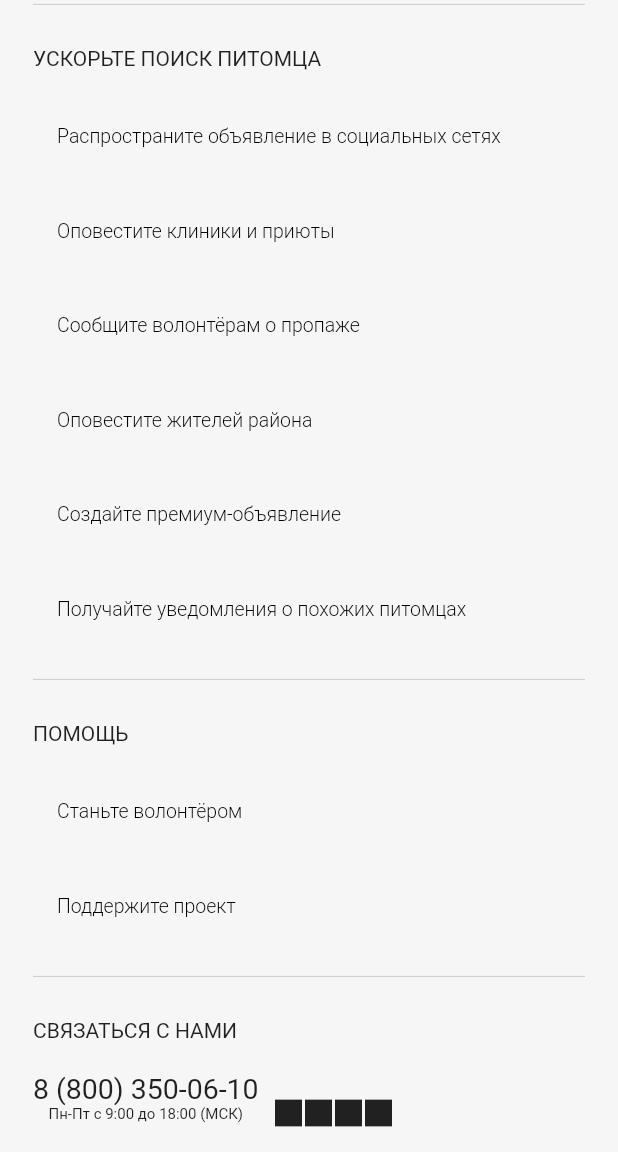
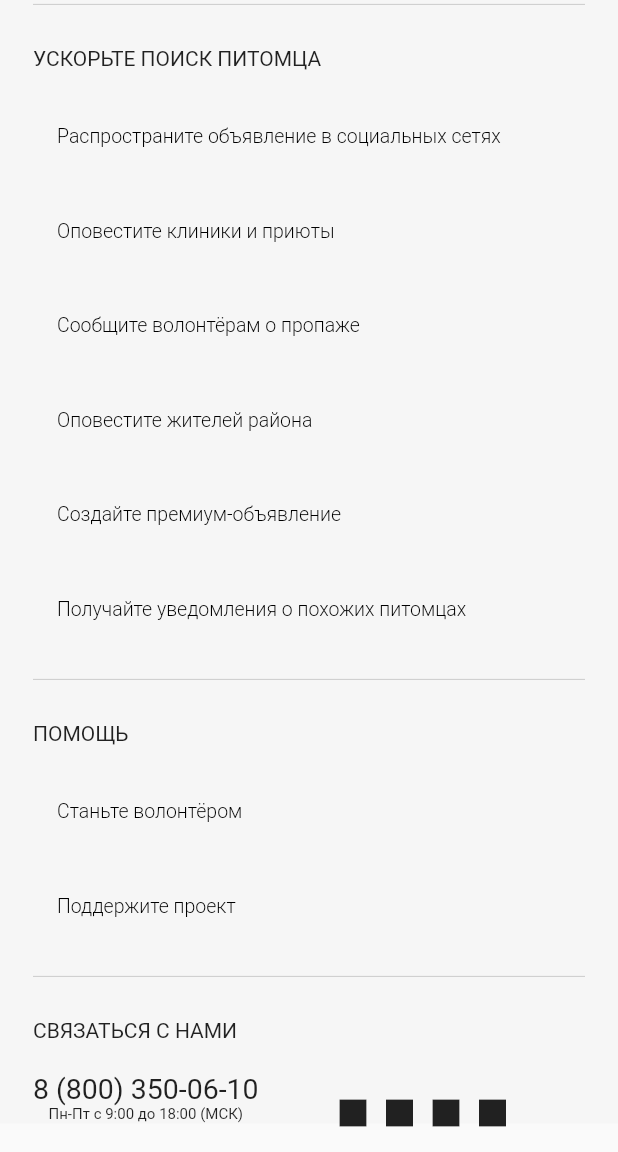
Before and after one commit to Stuzja/pet_lost, a Flutter app: the screen it shows after launch, scrolled down 2408 dp, on a phone screen of 412 x 824 dp, the part 84-1236 px from its top. Run offline on Flutter 3.47's test engine with Material 2 defaults, Android fonts, the phone set to English and light mode, and no system bars; network calls fail.

Commit message:
Доделано оформление нижней части

```diff
--- a/lib/main.dart
+++ b/lib/main.dart
@@ -152,8 +152,8 @@ class _MyHomePageState extends State<MyHomePage> {
                 const SizedBox(height: 20),
                 const Text(
                     "На Красноармейской пропал каракал. Предположительно выпрыгнул через открытое окно. Отзывается на свою кличку “Шлёпа” или “Русский кот”. Очень любит пельмени. Клеймо отсутствует, полное телосложение. Чистый и ухоженный, людей не боится.",
-                      style: TextStyle(
-                          fontSize: 13.2, fontWeight: FontWeight.w300)),
+                    style:
+                        TextStyle(fontSize: 13.2, fontWeight: FontWeight.w300)),
                 const SizedBox(height: 25),
                 Container(
                     height: 45,
@@ -191,12 +191,9 @@ class _MyHomePageState extends State<MyHomePage> {
                 const SizedBox(height: 15),
                 Row(
                   children: [
-                      IconButton(
-                          onPressed: () {}, icon: const Icon(Icons.share)),
-                      IconButton(
-                          onPressed: () {}, icon: const Icon(Icons.share)),
-                      IconButton(
-                          onPressed: () {}, icon: const Icon(Icons.share)),
+                    IconButton(onPressed: () {}, icon: const Icon(Icons.share)),
+                    IconButton(onPressed: () {}, icon: const Icon(Icons.share)),
+                    IconButton(onPressed: () {}, icon: const Icon(Icons.share)),
                   ],
                 ),
                 const Divider(color: Color.fromRGBO(203, 203, 203, 1)),
@@ -280,11 +277,7 @@ class _MyHomePageState extends State<MyHomePage> {
                     height: 291,
                     child: ListView(
                       scrollDirection: Axis.horizontal,
-                        children: [
-                          other[0],
-                          const SizedBox(width: 15),
-                          other[1]
-                        ],
+                      children: [other[0], const SizedBox(width: 15), other[1]],
                     )),
                 const SizedBox(height: 11),
                 const Text("11 комментариев",
@@ -296,8 +289,7 @@ class _MyHomePageState extends State<MyHomePage> {
           color: const Color.fromRGBO(246, 246, 246, 1),
           height: 54,
           child: Container(
-                padding:
-                    const EdgeInsets.symmetric(vertical: 10, horizontal: 22),
+              padding: const EdgeInsets.symmetric(vertical: 10, horizontal: 22),
               child: const TextField(
                   decoration: InputDecoration(
                       suffixText: "Отпр. ",
@@ -343,8 +335,7 @@ class _MyHomePageState extends State<MyHomePage> {
                             label: const Text("Пожаловаться на объявление"),
                             icon: const Icon(Icons.warning_amber_rounded),
                             style: ButtonStyle(
-                                foregroundColor:
-                                    MaterialStateProperty.all<Color>(
+                              foregroundColor: MaterialStateProperty.all<Color>(
                                   const Color.fromRGBO(37, 138, 86, 1)),
                             )))),
                 const SizedBox(height: 22),
@@ -356,8 +347,7 @@ class _MyHomePageState extends State<MyHomePage> {
             child: Column(children: [
               BottomWidget(mainTitle: "PET911", arrTitles: firstTitle),
               BottomWidget(
-                    mainTitle: "УСКОРЬТЕ ПОИСК ПИТОМЦА",
-                    arrTitles: secondTitle),
+                  mainTitle: "УСКОРЬТЕ ПОИСК ПИТОМЦА", arrTitles: secondTitle),
               BottomWidget(mainTitle: "ПОМОЩЬ", arrTitles: thirdTitle),
               Column(crossAxisAlignment: CrossAxisAlignment.start, children: [
                 const SizedBox(height: 20),
@@ -365,8 +355,7 @@ class _MyHomePageState extends State<MyHomePage> {
                     style:
                         TextStyle(fontWeight: FontWeight.w400, fontSize: 14)),
                 const SizedBox(height: 20),
-                  Row(
-                    children: [
+                Row(children: [
                   Column(children: const [
                     Text("8 (800) 350-06-10",
                         textAlign: TextAlign.left,
@@ -376,39 +365,50 @@ class _MyHomePageState extends State<MyHomePage> {
                         style: TextStyle(
                             fontSize: 10, fontWeight: FontWeight.w400))
                   ]),
-                      Row(children: [
+                  const SizedBox(width: 43),
                   SizedBox(
                       height: 20,
                       width: 20,
                       child: IconButton(
-                                onPressed: () {},
-                                icon: const Icon(Icons.square))),
+                          onPressed: () {}, icon: const Icon(Icons.square))),
+                  const SizedBox(width: 11),
                   SizedBox(
                       height: 20,
                       width: 20,
                       child: IconButton(
-                                onPressed: () {},
-                                icon: const Icon(Icons.square))),
+                          onPressed: () {}, icon: const Icon(Icons.square))),
+                  const SizedBox(width: 11),
                   SizedBox(
                       height: 20,
                       width: 20,
                       child: IconButton(
-                                onPressed: () {},
-                                icon: const Icon(Icons.square))),
+                          onPressed: () {}, icon: const Icon(Icons.square))),
+                  const SizedBox(width: 11),
                   SizedBox(
                       height: 20,
                       width: 20,
                       child: IconButton(
-                                onPressed: () {},
-                                icon: const Icon(Icons.square))),
-                      ])
-                    ],
-                  ),
-                  const SizedBox(height: 20),
+                          onPressed: () {}, icon: const Icon(Icons.square))),
                 ]),
-              ]))
               ]),
-      ),
+            ])),
+        const SizedBox(height: 29),
+        const Divider(color: Color.fromRGBO(203, 203, 203, 1)),
+        Padding(
+            padding: const EdgeInsets.only(left: 22.0, right: 22.0),
+            child: Column(
+                crossAxisAlignment: CrossAxisAlignment.start,
+                children: const [
+                  LastPartButtonWidget(
+                      text: "Пропавшие и найденные животные России"),
+                  LastPartButtonWidget(
+                      text: "Пропавшие и найденные животные России по породам"),
+                  SizedBox(height: 7),
+                  LastPartButtonWidget(text: "Политика конфеденциальности"),
+                  LastPartButtonWidget(text: "Условия пользования"),
+                ])),
+        const SizedBox(height: 55)
+      ])),
     );
   }
 }
```
Also changed, not shown: lib/widgets/footer.dart (+25 -2 lines). Lines whose indentation alone changed are shown as unchanged.
